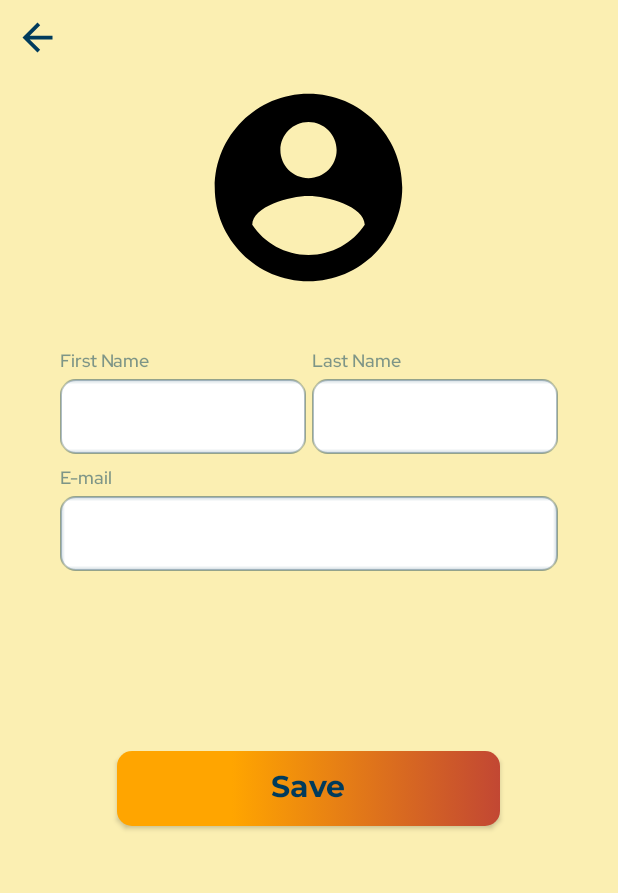
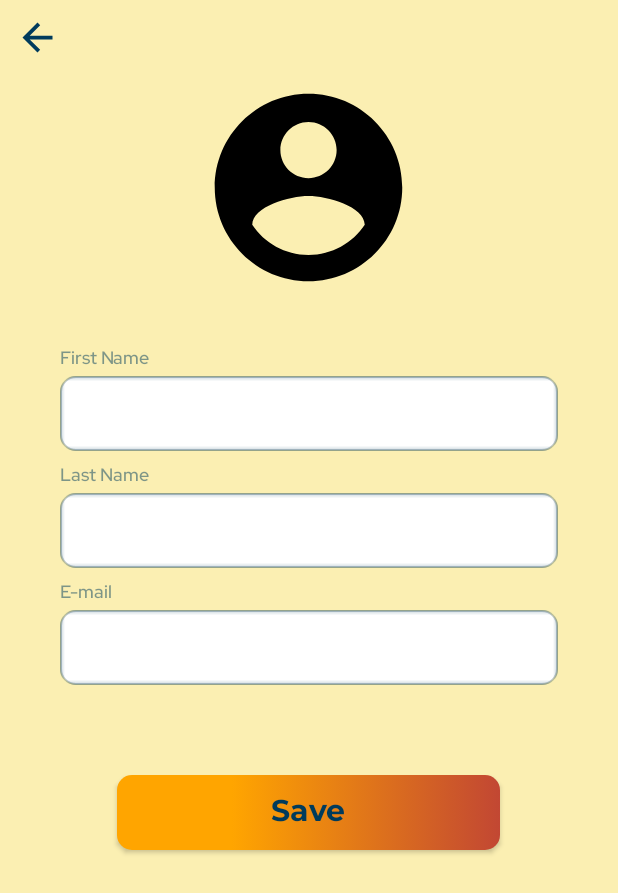
Before and after one commit to siv727/Huckster-Trial, an Android app: the ProfileActivity screen opened directly, with no data from a screen before it, on a phone screen of 412 x 824 dp. Shown: the top 893 px of the screen. Run offline under Robolectric (Android 15) with nearby library versions, the phone set to English and light mode, and no system bars.

Commit message:
refactor: Layout changes - Adjusted register page to fit in small phone - Adjusted new product input type to avoid multiline inputs - Adjusted layout for profile page 1 field for each row - More customized dialog box for edit product

```diff
--- a/app/src/main/java/com/android/huckster/EditProductActivity.kt
+++ b/app/src/main/java/com/android/huckster/EditProductActivity.kt
@@ -17,10 +17,12 @@ class EditProductActivity(private val context: Context, private val productName:
             .setView(dialogView)
             .create()
 
+        dialog.window?.setBackgroundDrawableResource(android.R.color.transparent)
+
         val productNameTextView: TextView = dialogView.findViewById(R.id.product_name)
         val unitSpinner: Spinner = dialogView.findViewById(R.id.unit_spinner)
         val priceEditText: EditText = dialogView.findViewById(R.id.price_edit_text)
-        val quantityEditText: EditText = dialogView.findViewById(R.id.quantity_edit_text)
+        val quantityEditText: EditText = dialogView.findViewById(R.id.stocks_edit_text)
         val saveButton: Button = dialogView.findViewById(R.id.save_button)
         val cancelButton: Button = dialogView.findViewById(R.id.cancel_button)
 
--- a/app/src/main/res/layout/activity_profile.xml
+++ b/app/src/main/res/layout/activity_profile.xml
@@ -24,23 +24,12 @@
         android:layout_marginTop="10dp"
         android:layout_gravity="center_horizontal"/>
 
-    <LinearLayout
-        android:layout_width="match_parent"
-        android:layout_marginHorizontal="40dp"
-        android:layout_height="wrap_content"
-        android:orientation="horizontal"
-        android:layout_marginTop="32dp"
-        android:layout_gravity="center_horizontal">
-
-        <LinearLayout
-            android:layout_width="0dp"
-            android:layout_height="wrap_content"
-            android:layout_weight="1"
-            android:orientation="vertical">
-
     <TextView
         android:layout_width="match_parent"
         android:layout_height="wrap_content"
+        android:layout_gravity="center"
+        android:layout_marginHorizontal="40dp"
+        android:layout_marginTop="30dp"
         android:layout_marginBottom="4dp"
         android:fontFamily="@font/rdh_semi_bold"
         android:text="@string/firstname"
@@ -51,28 +40,24 @@
         android:id="@+id/change_firstname"
         android:layout_width="match_parent"
         android:layout_height="50dp"
+        android:layout_gravity="center_horizontal"
+        android:layout_marginHorizontal="40dp"
         android:padding="14dp"
-                android:autofillHints="emailAddress"
+        android:autofillHints="name"
         android:background="@drawable/inner_shadow"
-                android:inputType="textEmailAddress"
-                android:labelFor="@id/edittext_email"
+        android:inputType="text"
+        android:labelFor="@id/edittext_firstname"
         android:fontFamily="@font/montserrat_semi_bold"
         android:textSize="12sp"
         android:paddingHorizontal="2sp"
         android:textColor="@color/trade_blue"/>
 
-        </LinearLayout>
-
-        <LinearLayout
-            android:layout_width="0dp"
-            android:layout_height="wrap_content"
-            android:layout_weight="1"
-            android:layout_marginStart="4dp"
-            android:orientation="vertical">
-
     <TextView
         android:layout_width="match_parent"
         android:layout_height="wrap_content"
+        android:layout_gravity="center"
+        android:layout_marginHorizontal="40dp"
+        android:layout_marginTop="7dp"
         android:layout_marginBottom="4dp"
         android:fontFamily="@font/rdh_semi_bold"
         android:text="@string/lastname"
@@ -83,19 +68,17 @@
         android:id="@+id/change_lastname"
         android:layout_width="match_parent"
         android:layout_height="50dp"
+        android:layout_gravity="center_horizontal"
+        android:layout_marginHorizontal="40dp"
         android:padding="14dp"
-                android:autofillHints="emailAddress"
+        android:autofillHints="name"
         android:background="@drawable/inner_shadow"
-                android:inputType="textEmailAddress"
-                android:labelFor="@id/edittext_email"
+        android:inputType="text"
+        android:labelFor="@id/edittext_lastname"
         android:fontFamily="@font/montserrat_semi_bold"
         android:textSize="12sp"
         android:paddingHorizontal="2sp"
         android:textColor="@color/trade_blue"/>
-
-        </LinearLayout>
-
-    </LinearLayout>
 
     <TextView
         android:id="@+id/textview_email"
@@ -131,8 +114,7 @@
         android:layout_width="255dp"
         android:layout_height="50dp"
         android:layout_gravity="center_horizontal"
-
-        android:layout_marginTop="120dp"
+        android:layout_marginTop="60dp"
         android:background="@drawable/color_gradient_button"
         android:fontFamily="@font/montserrat_bold"
         android:text="@string/save"
```
Also changed, not shown: app/src/main/res/layout/activity_edit_product.xml (+44 -11 lines), app/src/main/res/layout/activity_new_product.xml (+6 -2 lines), app/src/main/res/layout/activity_register.xml (+12 -34 lines). Lines whose indentation alone changed are shown as unchanged.
